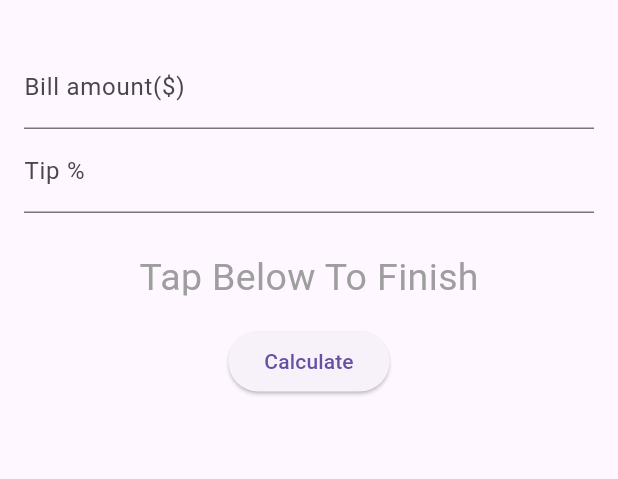
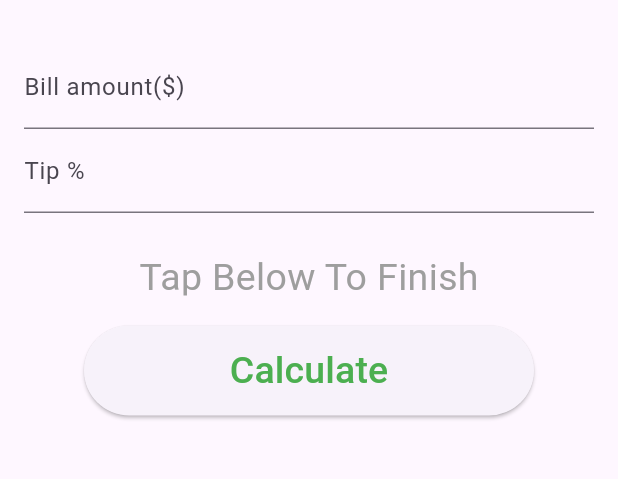
Before and after one commit to ohanz/Tip-GO-App, a Flutter app: the screen it shows after launch, on a phone screen of 412 x 824 dp, the part 63-542 px from its top. Run offline on Flutter 3.47's test engine with Material 3 defaults, Android fonts, the phone set to English and light mode, and no system bars.

Commit message:
first edit

```diff
--- a/lib/main.dart
+++ b/lib/main.dart
@@ -43,7 +43,12 @@ class TipCalculator extends StatelessWidget {
     );
     // Create button
     ElevatedButton calculateButton = ElevatedButton(
-        child: Text("Calculate"),
+        style: ElevatedButton.styleFrom(
+          shape: RoundedRectangleBorder(
+              borderRadius: BorderRadius.circular(32.0)),
+          minimumSize: const Size(300, 60), //////// HERE
+        ),
+        child: Text("Calculate", style: TextStyle(fontSize: 25, color: Colors.green),),
         onPressed: () {
           // Calculate tip and total
           double calculatedTip = billAmount * tipPercentage / 100.0;
```
